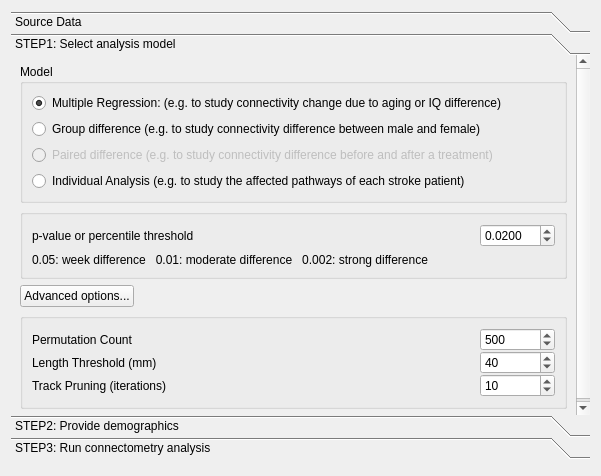
This is tracking/vbc_dialog.ui in frankyeh/DSI-Studio as Qt 5 draws it before an edit. The edited form follows.
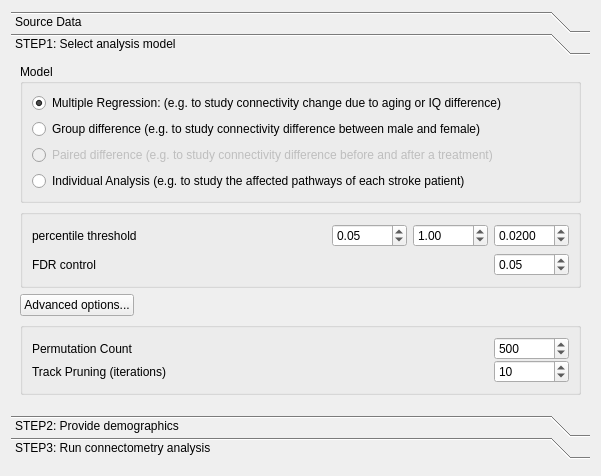
This is the edited form. Icons and pictures are not drawn. Custom widgets are drawn as their Qt base class.

```diff
--- a/tracking/vbc_dialog.ui
+++ b/tracking/vbc_dialog.ui
@@ -253,7 +253,45 @@
             <item>
              <widget class="QLabel" name="label_5">
               <property name="text">
-               <string>p-value or percentile threshold</string>
+               <string>percentile threshold</string>
+              </property>
+             </widget>
+            </item>
+            <item>
+             <widget class="QDoubleSpinBox" name="percentage_dif">
+              <property name="maximumSize">
+               <size>
+                <width>75</width>
+                <height>16777215</height>
+               </size>
+              </property>
+              <property name="maximum">
+               <double>1.000000000000000</double>
+              </property>
+              <property name="singleStep">
+               <double>0.100000000000000</double>
+              </property>
+              <property name="value">
+               <double>0.050000000000000</double>
+              </property>
+             </widget>
+            </item>
+            <item>
+             <widget class="QDoubleSpinBox" name="t_threshold">
+              <property name="maximumSize">
+               <size>
+                <width>75</width>
+                <height>16777215</height>
+               </size>
+              </property>
+              <property name="maximum">
+               <double>5.000000000000000</double>
+              </property>
+              <property name="singleStep">
+               <double>1.000000000000000</double>
+              </property>
+              <property name="value">
+               <double>1.000000000000000</double>
               </property>
              </widget>
             </item>
@@ -285,11 +323,34 @@
            </layout>
           </item>
           <item>
-           <widget class="QLabel" name="label_8">
-            <property name="text">
-             <string>0.05: week difference   0.01: moderate difference   0.002: strong difference</string>
-            </property>
-           </widget>
+           <layout class="QHBoxLayout" name="horizontalLayout">
+            <item>
+             <widget class="QLabel" name="label_3">
+              <property name="text">
+               <string>FDR control</string>
+              </property>
+             </widget>
+            </item>
+            <item>
+             <widget class="QDoubleSpinBox" name="FDR">
+              <property name="maximumSize">
+               <size>
+                <width>75</width>
+                <height>16777215</height>
+               </size>
+              </property>
+              <property name="maximum">
+               <double>0.500000000000000</double>
+              </property>
+              <property name="singleStep">
+               <double>0.010000000000000</double>
+              </property>
+              <property name="value">
+               <double>0.050000000000000</double>
+              </property>
+             </widget>
+            </item>
+           </layout>
           </item>
          </layout>
         </widget>
@@ -366,36 +427,6 @@
             </item>
            </layout>
           </item>
-          <item>
-           <layout class="QHBoxLayout" name="horizontalLayout">
-            <item>
-             <widget class="QLabel" name="label_3">
-              <property name="text">
-               <string>Length Threshold (mm)</string>
-              </property>
-             </widget>
-            </item>
-            <item>
-             <widget class="QSpinBox" name="length_threshold">
-              <property name="maximumSize">
-               <size>
-                <width>75</width>
-                <height>16777215</height>
-               </size>
-              </property>
-              <property name="minimum">
-               <number>10</number>
-              </property>
-              <property name="maximum">
-               <number>100</number>
-              </property>
-              <property name="value">
-               <number>40</number>
-              </property>
-             </widget>
-            </item>
-           </layout>
-          </item>
           <item>
            <layout class="QHBoxLayout" name="horizontalLayout_8">
             <item>
```
Left out of the diff: 2 changed lines with no effect on the pictures.
